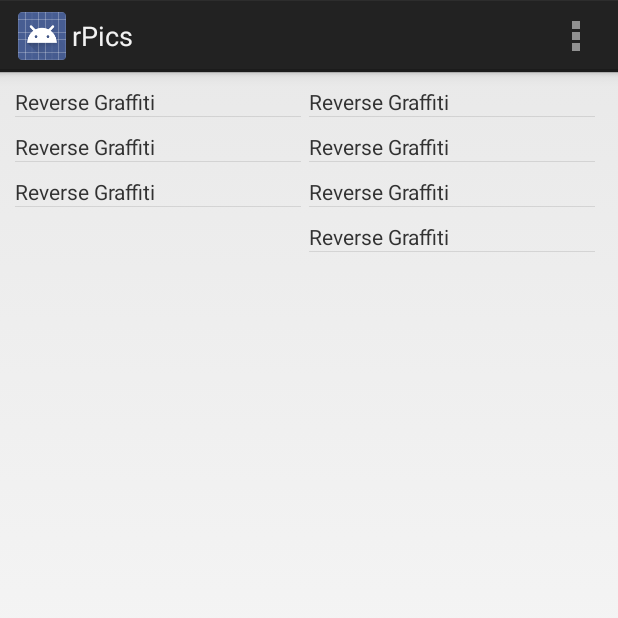
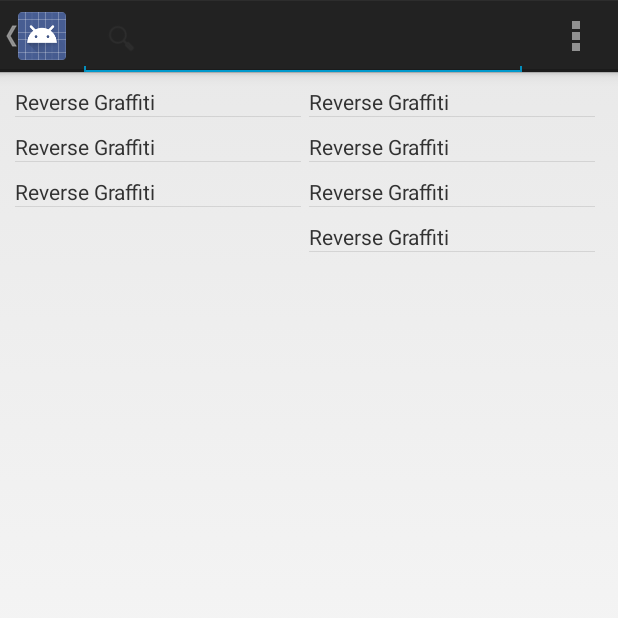
Before and after one commit to gpeal/RedditPics, an Android app: the screen it shows after launch (MainActivity), in the options menu, after a tap on "Settings", on a phone screen of 412 x 824 dp, the top half of it. Run offline under Robolectric (Android 15) with nearby library versions, the phone set to English and light mode, and no system bars.

Commit message:
FEATURE: added subreddit search bar

```diff
--- a/rPics/src/main/java/com/gpeal/rpics/MainActivity.java
+++ b/rPics/src/main/java/com/gpeal/rpics/MainActivity.java
@@ -5,11 +5,13 @@ import android.os.Bundle;
 import android.app.Activity;
 import android.util.Log;
 import android.view.Menu;
+import android.view.MenuItem;
 import android.widget.ListView;
 
 import java.util.ArrayList;
 import java.util.Iterator;
 
+import android.widget.SearchView;
 import com.gpeal.rpics.adapters.ListItemAdapter;
 import com.gpeal.rpics.utils.Utils;
 import com.nostra13.universalimageloader.core.ImageLoader;
@@ -46,6 +48,21 @@ public class MainActivity extends Activity {
     public boolean onCreateOptionsMenu(Menu menu) {
         // Inflate the menu; this adds items to the action bar if it is present.
         getMenuInflater().inflate(R.menu.main, menu);
+        MenuItem searchButton = menu.findItem(R.id.menu_search);
+        SearchView searchView = (SearchView) searchButton.getActionView();
+
+        searchView.setOnQueryTextListener(new SearchView.OnQueryTextListener() {
+            @Override
+            public boolean onQueryTextSubmit(String s) {
+                new LoadSubredditTask().execute(s);
+                return true;
+            }
+
+            @Override
+            public boolean onQueryTextChange(String s) {
+                return true;
+            }
+        });
         return true;
     }
 
--- a/rPics/src/main/res/menu/main.xml
+++ b/rPics/src/main/res/menu/main.xml
@@ -1,4 +1,11 @@
 <menu xmlns:android="http://schemas.android.com/apk/res/android">
+    <item
+        android:id="@+id/menu_search"
+        android:title="@string/menu_search"
+        android:icon="@drawable/ic_action_search"
+        android:showAsAction="ifRoom|collapseActionView"
+        android:actionViewClass="android.widget.SearchView"/>
+
     <item android:id="@+id/action_settings"
         android:title="@string/action_settings"
         android:orderInCategory="100"
--- a/rPics/src/main/res/values/strings.xml
+++ b/rPics/src/main/res/values/strings.xml
@@ -1,11 +1,8 @@
 <?xml version="1.0" encoding="utf-8"?>
 <resources>
 
-    <string name="app_name" >rPics
-    </string>
-    <string name="action_settings" >Settings
-    </string>
-    <string name="hello_world" >Hello world!
-    </string>
+    <string name="app_name" >rPics</string>
+    <string name="action_settings" >Settings</string>
+    <string name="menu_search">subreddit</string>
 
 </resources>
```
Also changed, not shown: rPics/src/main/res/drawable-hdpi/ic_action_search.png (added), rPics/src/main/res/drawable-mdpi/ic_action_search.png (added), rPics/src/main/res/drawable-xhdpi/ic_action_search.png (added), 23 other files.
